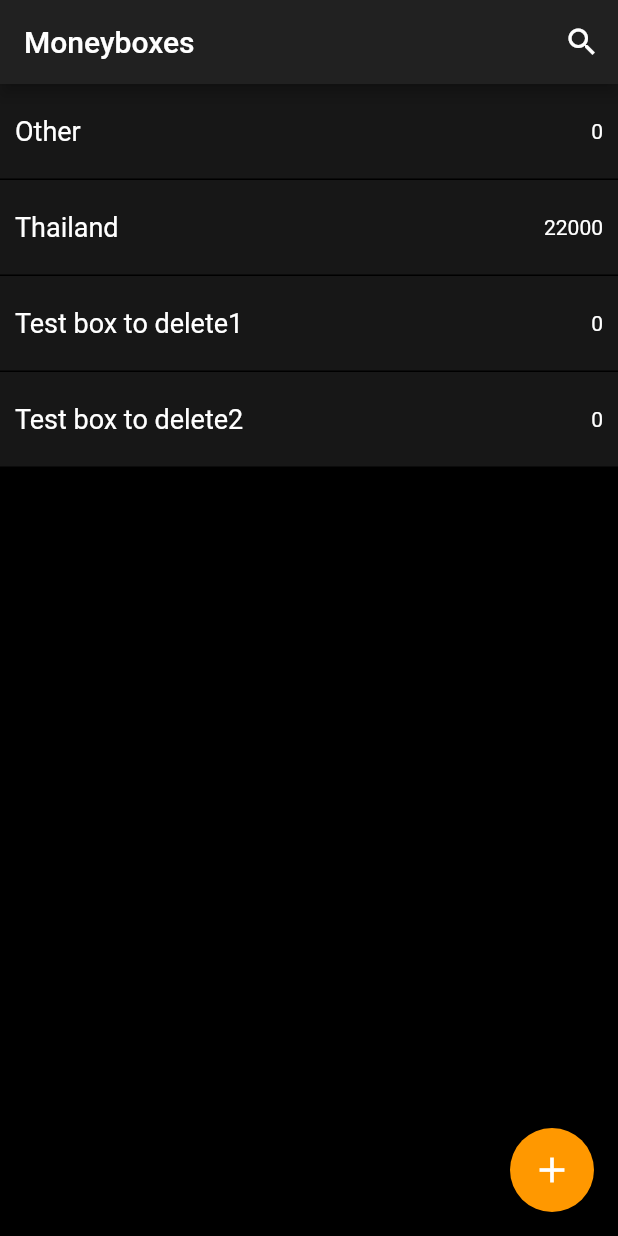
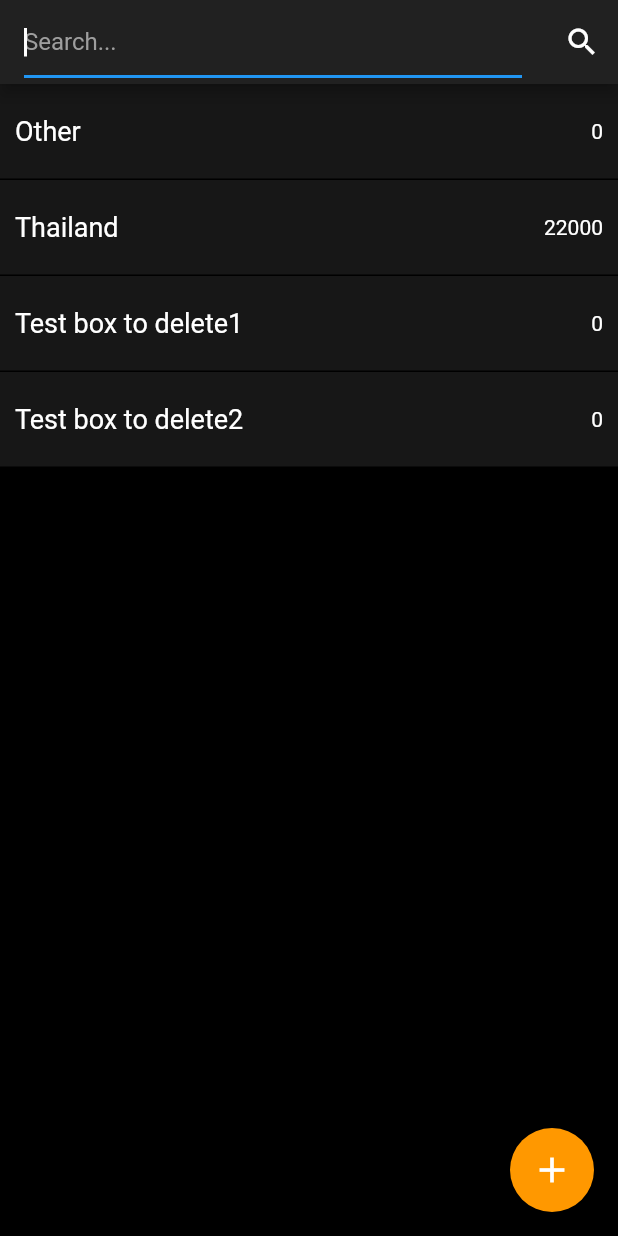
Before and after one commit to MusicCorner/Moneybox_dart, a Flutter app: the screen it shows after launch, after a tap on the "search" icon, on a phone screen of 412 x 824 dp. Run offline on Flutter 3.47's test engine with Material 2 defaults, Android fonts, the phone set to English and light mode, and no system bars.

Commit message:
search feature in progress

```diff
--- a/lib/MyApp.dart
+++ b/lib/MyApp.dart
@@ -1,7 +1,6 @@
-// import 'package:clicker/AddNewBoxPage.dart';
 import 'package:clicker/myTheme.dart';
 import 'package:clicker/states/AddNewBoxState.dart';
-import 'package:clicker/view/HomePage/HomePage.dart';
+import 'package:clicker/states/HomePageStateful.dart';
 import 'package:flutter/material.dart';
 
 class MyApp extends StatelessWidget {
@@ -12,7 +11,7 @@ class MyApp extends StatelessWidget {
       theme: myTheme,
       initialRoute: '/',
       routes: {
-        '/': (context) => HomePage(title: 'Moneyboxes'),
+        '/': (context) => HomePageStateful(title: 'Moneyboxes'),
         '/addNewBox': (context) => AddNewBoxState(),
       },
     );
--- /dev/null
+++ b/lib/states/HomePageStateful.dart
@@ -0,0 +1,12 @@
+import 'package:clicker/view/HomePage/HomePage.dart';
+import 'package:flutter/widgets.dart';
+
+class HomePageStateful extends StatefulWidget {
+  HomePageStateful({
+    Key key,
+    String title,
+  }) : super(key: key);
+
+  @override
+  HomePage createState() => HomePage();
+}
--- a/lib/view/HomePage/HomePage.dart
+++ b/lib/view/HomePage/HomePage.dart
@@ -1,22 +1,41 @@
+import 'package:clicker/constants/colors.dart';
 import 'package:clicker/models/BoxesModel.dart';
+import 'package:clicker/states/HomePageStateful.dart';
 import 'package:clicker/view/Common/MyDecorationWrapper/MyDecorationWrapper.dart';
 import 'package:clicker/view/HomePage/SingleBox.dart';
 import 'package:flutter/material.dart';
 import 'package:provider/provider.dart';
 
-class HomePage extends StatelessWidget {
+class HomePage extends State<HomePageStateful> {
   HomePage({this.title = 'Default Title'});
   final String title;
+  bool inputIsActive = false;
+  String searchQuery = '';
 
   void _goToAddBoxScreen(context) {
     Navigator.pushNamed(context, '/addNewBox');
   }
 
+  final TextEditingController  _searchController = TextEditingController();
+
+  void _toggleSearchInput() {
+    setState(() {
+      inputIsActive = !inputIsActive;
+    });
+  }
+
+  void _onChangeSearchInput(query) {
+    setState(() {
+      searchQuery = query;
+    });
+  }
+
   Widget getBoxes(context, boxesModel, child) {
     bool checkBoxIsShowed = !!boxesModel.boxes.any((item) => !!item.isSelected);
+    List filteredBoxes = this.getSearchedResults(searchQuery, boxesModel.boxes);
 
-    List<Widget> boxesWidgets = boxesModel.boxes.map<Widget>((box) => (
-      SingleBox(box: box, toggleBoxSelection: boxesModel.toggleBoxSelection, checkBoxIsShowed: checkBoxIsShowed,)
+    List<Widget> boxesWidgets = filteredBoxes.map<Widget>((box) => (
+      SingleBox(box: box, toggleBoxSelection: boxesModel.toggleBoxSelection, checkBoxIsShowed: checkBoxIsShowed)
     )).toList();
 
     return MyDecorationWrapper(
@@ -30,6 +49,14 @@ class HomePage extends StatelessWidget {
 
   bool isNotMainCheckBoxSelected(boxes) {
     return boxes.any((item) => !!(item.isSelected && item.id != 0));
+  }
+
+  List getSearchedResults(String query, boxes) {
+    if (query.isNotEmpty) {
+      return boxes.where((box) => !!box.name.contains(query)).toList();
+    }
+
+    return boxes;
   }
 
   Widget getDeleteButton(context, boxesModel, child) {
@@ -65,7 +92,7 @@ class HomePage extends StatelessWidget {
 
     return IconButton(
       icon: Icon(Icons.search),
-      onPressed: () => boxesModel.toggleAllBoxesSelection(false),
+      onPressed: () => this._toggleSearchInput(),
     );
   }
 
@@ -106,7 +133,18 @@ class HomePage extends StatelessWidget {
   Widget build(BuildContext context) {
     return Scaffold(
       appBar: AppBar(
-        title: Text(title),
+        title: inputIsActive ? TextField(
+        controller: _searchController,
+        onChanged: _onChangeSearchInput,
+        cursorColor: WHITE_COLOR,
+        style: TextStyle(color: WHITE_COLOR),
+        autofocus: true,
+        decoration: InputDecoration(
+          // prefixIcon: Icon(Icons.search),
+          hintText: 'Search...',
+          hintStyle: TextStyle(color: Colors.grey)
+          )
+        ) : Text(title),
         actions: getActionButtos(),
       ),
       body: Center(
```
